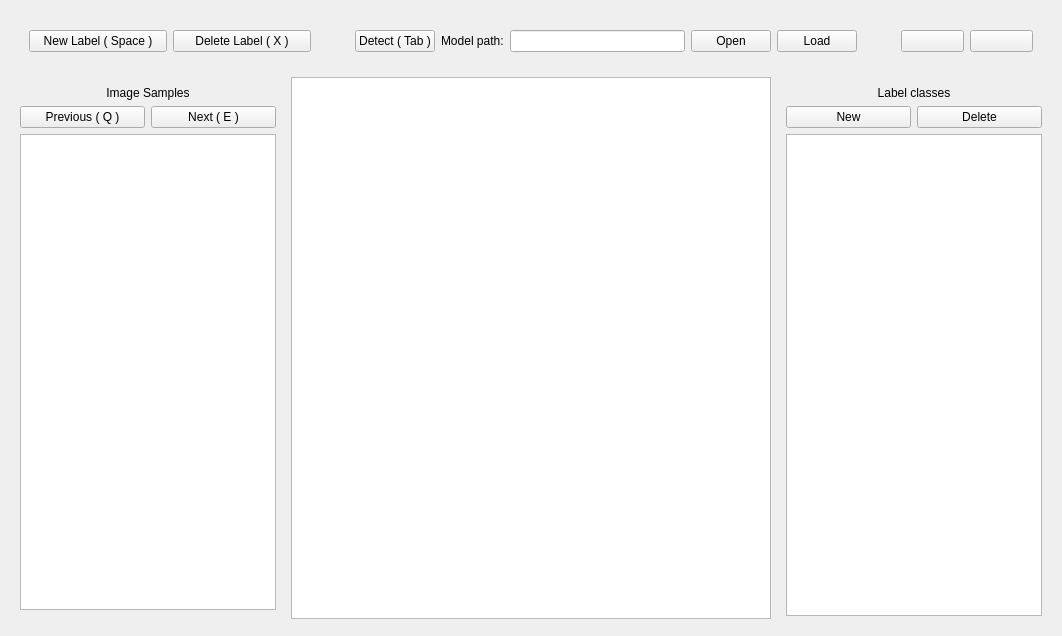
This is src/app/ui/DataLabeler.ui in denis-fekete/cbglib_dataset_editor as Qt 5 draws it before an edit. The edited form follows.
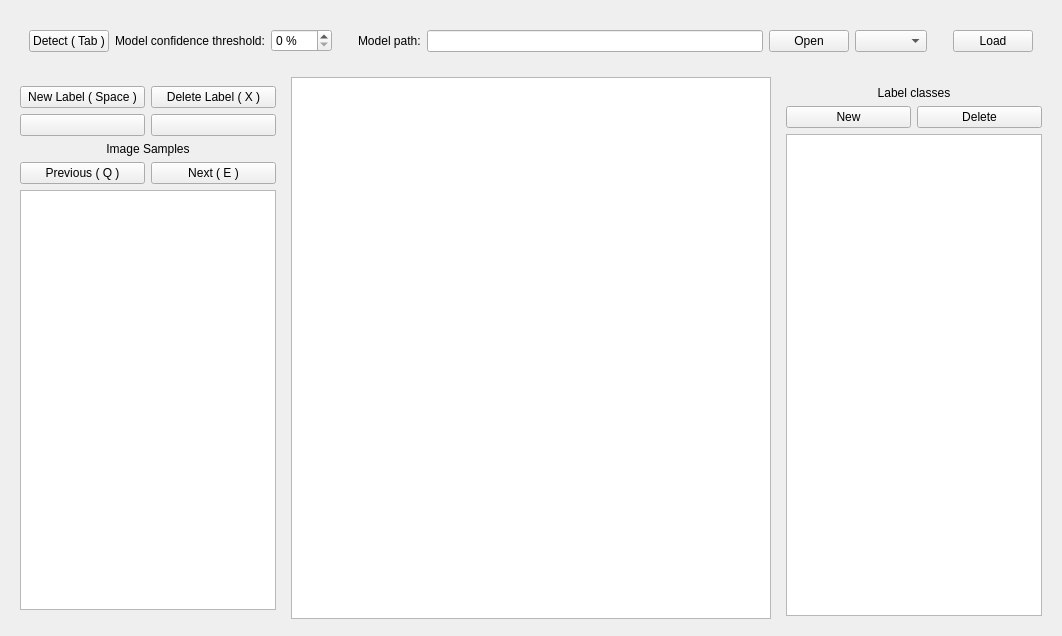
This is the edited form. Custom widgets are drawn as their Qt base class.

```diff
--- a/src/app/ui/DataLabeler.ui
+++ b/src/app/ui/DataLabeler.ui
@@ -35,57 +35,6 @@
       </size>
      </property>
      <layout class="QHBoxLayout" name="horizontalLayout_3">
-      <item>
-       <widget class="QWidget" name="labelboxToolbarWidget" native="true">
-        <property name="sizePolicy">
-         <sizepolicy hsizetype="Fixed" vsizetype="Preferred">
-          <horstretch>0</horstretch>
-          <verstretch>0</verstretch>
-         </sizepolicy>
-        </property>
-        <property name="minimumSize">
-         <size>
-          <width>300</width>
-          <height>0</height>
-         </size>
-        </property>
-        <property name="maximumSize">
-         <size>
-          <width>300</width>
-          <height>16777215</height>
-         </size>
-        </property>
-        <layout class="QHBoxLayout" name="horizontalLayout">
-         <item>
-          <widget class="QPushButton" name="newLabelBoxButton">
-           <property name="text">
-            <string>New Label ( Space )</string>
-           </property>
-          </widget>
-         </item>
-         <item>
-          <widget class="QPushButton" name="deleteLabelBoxButton">
-           <property name="text">
-            <string>Delete Label ( X )</string>
-           </property>
-          </widget>
-         </item>
-        </layout>
-       </widget>
-      </item>
-      <item>
-       <spacer name="verticalSpacer">
-        <property name="orientation">
-         <enum>Qt::Orientation::Vertical</enum>
-        </property>
-        <property name="sizeHint" stdset="0">
-         <size>
-          <width>20</width>
-          <height>40</height>
-         </size>
-        </property>
-       </spacer>
-      </item>
       <item>
        <widget class="QWidget" name="autodetectWidget" native="true">
         <layout class="QHBoxLayout" name="horizontalLayout_4">
@@ -96,6 +45,42 @@
            </property>
           </widget>
          </item>
+         <item>
+          <layout class="QVBoxLayout" name="verticalLayout"/>
+         </item>
+         <item>
+          <widget class="QLabel" name="modelThresholdLabel">
+           <property name="text">
+            <string>Model confidence threshold:</string>
+           </property>
+          </widget>
+         </item>
+         <item>
+          <widget class="QSpinBox" name="autoDetectThresholdSpinBox">
+           <property name="suffix">
+            <string> %</string>
+           </property>
+           <property name="prefix">
+            <string/>
+           </property>
+           <property name="maximum">
+            <number>100</number>
+           </property>
+          </widget>
+         </item>
+         <item>
+          <spacer name="verticalSpacer_3">
+           <property name="orientation">
+            <enum>Qt::Orientation::Vertical</enum>
+           </property>
+           <property name="sizeHint" stdset="0">
+            <size>
+             <width>20</width>
+             <height>40</height>
+            </size>
+           </property>
+          </spacer>
+         </item>
          <item>
           <widget class="QLabel" name="modelPathLabel">
            <property name="text">
@@ -126,6 +111,22 @@
            </property>
           </widget>
          </item>
+         <item>
+          <widget class="QComboBox" name="modelVersionComboBox"/>
+         </item>
+         <item>
+          <spacer name="verticalSpacer">
+           <property name="orientation">
+            <enum>Qt::Orientation::Vertical</enum>
+           </property>
+           <property name="sizeHint" stdset="0">
+            <size>
+             <width>20</width>
+             <height>40</height>
+            </size>
+           </property>
+          </spacer>
+         </item>
          <item>
           <widget class="QPushButton" name="loadModelButton">
            <property name="text">
@@ -136,57 +137,6 @@
         </layout>
        </widget>
       </item>
-      <item>
-       <spacer name="verticalSpacer_2">
-        <property name="orientation">
-         <enum>Qt::Orientation::Vertical</enum>
-        </property>
-        <property name="sizeHint" stdset="0">
-         <size>
-          <width>20</width>
-          <height>40</height>
-         </size>
-        </property>
-       </spacer>
-      </item>
-      <item>
-       <widget class="QWidget" name="colorsWidget" native="true">
-        <property name="sizePolicy">
-         <sizepolicy hsizetype="Fixed" vsizetype="Preferred">
-          <horstretch>0</horstretch>
-          <verstretch>0</verstretch>
-         </sizepolicy>
-        </property>
-        <property name="minimumSize">
-         <size>
-          <width>150</width>
-          <height>0</height>
-         </size>
-        </property>
-        <property name="maximumSize">
-         <size>
-          <width>150</width>
-          <height>16777215</height>
-         </size>
-        </property>
-        <layout class="QHBoxLayout" name="horizontalLayout_2">
-         <item>
-          <widget class="ColorPicker" name="selectedColorPicker">
-           <property name="text">
-            <string/>
-           </property>
-          </widget>
-         </item>
-         <item>
-          <widget class="ColorPicker" name="unselectedColorPicker">
-           <property name="text">
-            <string/>
-           </property>
-          </widget>
-         </item>
-        </layout>
-       </widget>
-      </item>
      </layout>
     </widget>
    </item>
@@ -211,31 +161,14 @@
       </size>
      </property>
      <layout class="QGridLayout" name="gridLayout_3">
-      <item row="1" column="0">
+      <item row="4" column="0">
        <widget class="QPushButton" name="previousSampleButton">
         <property name="text">
          <string>Previous ( Q )</string>
         </property>
        </widget>
       </item>
-      <item row="1" column="1">
-       <widget class="QPushButton" name="nextSampleButton">
-        <property name="text">
-         <string>Next ( E )</string>
-        </property>
-       </widget>
-      </item>
-      <item row="2" column="0" colspan="2">
-       <widget class="ImageSampleTreeView" name="imageSampleTreeView">
-        <property name="sizePolicy">
-         <sizepolicy hsizetype="Expanding" vsizetype="Expanding">
-          <horstretch>0</horstretch>
-          <verstretch>0</verstretch>
-         </sizepolicy>
-        </property>
-       </widget>
-      </item>
-      <item row="0" column="0" colspan="2">
+      <item row="3" column="0" colspan="2">
        <widget class="QLabel" name="imageSamplesLabel">
         <property name="sizePolicy">
          <sizepolicy hsizetype="Minimum" vsizetype="Minimum">
@@ -251,6 +184,51 @@
         </property>
        </widget>
       </item>
+      <item row="4" column="1">
+       <widget class="QPushButton" name="nextSampleButton">
+        <property name="text">
+         <string>Next ( E )</string>
+        </property>
+       </widget>
+      </item>
+      <item row="5" column="0" colspan="2">
+       <widget class="ImageSampleTreeView" name="imageSampleTreeView">
+        <property name="sizePolicy">
+         <sizepolicy hsizetype="Expanding" vsizetype="Expanding">
+          <horstretch>0</horstretch>
+          <verstretch>0</verstretch>
+         </sizepolicy>
+        </property>
+       </widget>
+      </item>
+      <item row="0" column="0">
+       <widget class="QPushButton" name="newLabelBoxButton">
+        <property name="text">
+         <string>New Label ( Space )</string>
+        </property>
+       </widget>
+      </item>
+      <item row="2" column="0">
+       <widget class="ColorPicker" name="selectedColorPicker">
+        <property name="text">
+         <string/>
+        </property>
+       </widget>
+      </item>
+      <item row="2" column="1">
+       <widget class="ColorPicker" name="unselectedColorPicker">
+        <property name="text">
+         <string/>
+        </property>
+       </widget>
+      </item>
+      <item row="0" column="1">
+       <widget class="QPushButton" name="deleteLabelBoxButton">
+        <property name="text">
+         <string>Delete Label ( X )</string>
+        </property>
+       </widget>
+      </item>
      </layout>
     </widget>
    </item>
```
